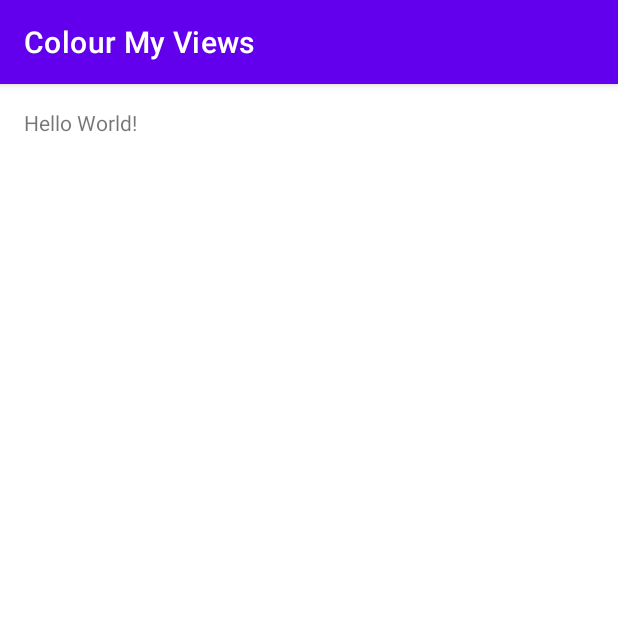
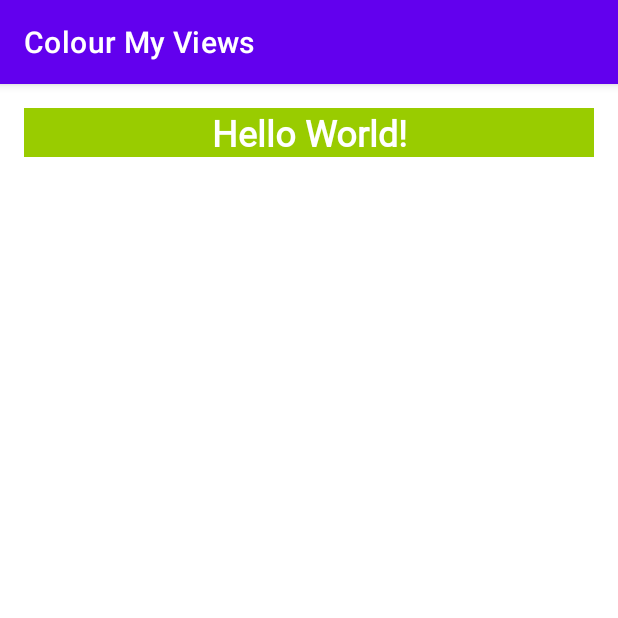
Before and after one commit to ikayz/colour-my-views, an Android app: the screen it shows after launch (MainActivity), on a phone screen of 412 x 824 dp, the top half of it. Run offline under Robolectric (Android 15) with nearby library versions, the phone set to English and light mode, and no system bars.

Commit message:
Add style to box

```diff
--- a/app/src/main/res/layout/activity_main.xml
+++ b/app/src/main/res/layout/activity_main.xml
@@ -7,6 +7,7 @@
     tools:context=".MainActivity">
 
     <TextView
+        style="@style/WhiteBox"
         android:layout_width="0dp"
         android:layout_height="wrap_content"
         android:layout_marginStart="16dp"
--- a/app/src/main/res/values/themes.xml
+++ b/app/src/main/res/values/themes.xml
@@ -13,4 +13,13 @@
         <item name="android:statusBarColor" tools:targetApi="l">?attr/colorPrimaryVariant</item>
         <!-- Customize your theme here. -->
     </style>
+
+    <style name="WhiteBox">
+        <item name="android:background">@android:color/holo_green_light</item>
+        <item name="android:textAlignment">center</item>
+        <item name="android:textSize">@dimen/box_text_size</item>
+        <item name="android:textStyle">bold</item>
+        <item name="android:textColor">@android:color/white</item>
+        <item name="android:fontFamily">@font/roboto</item>
+    </style>
 </resources>
```
Also changed, not shown: app/src/main/res/font/roboto.ttf (added).
